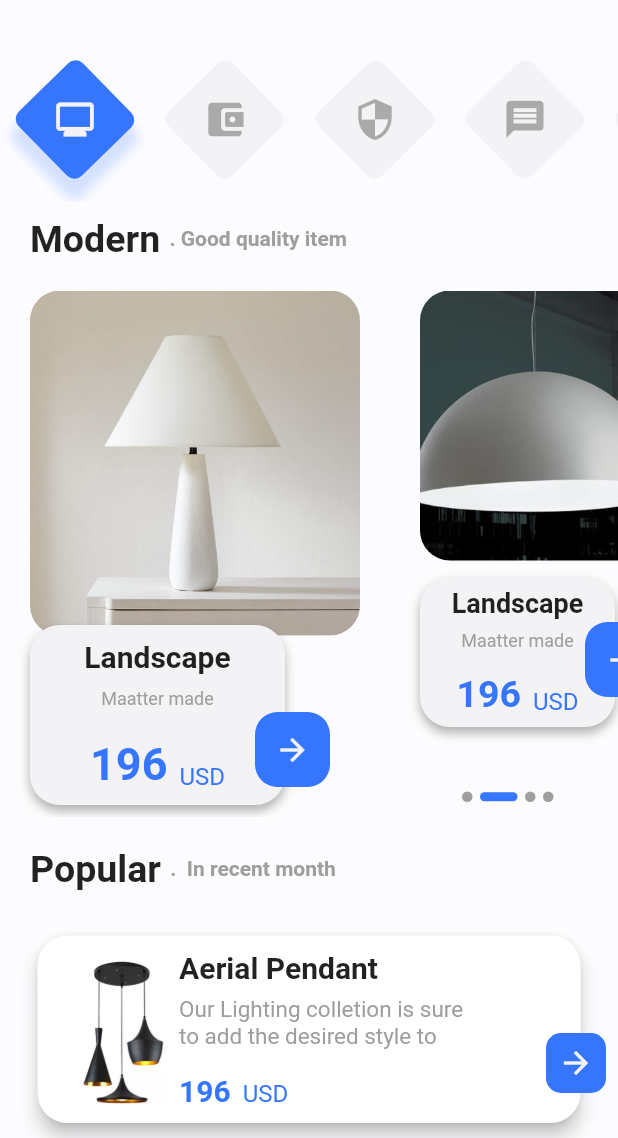
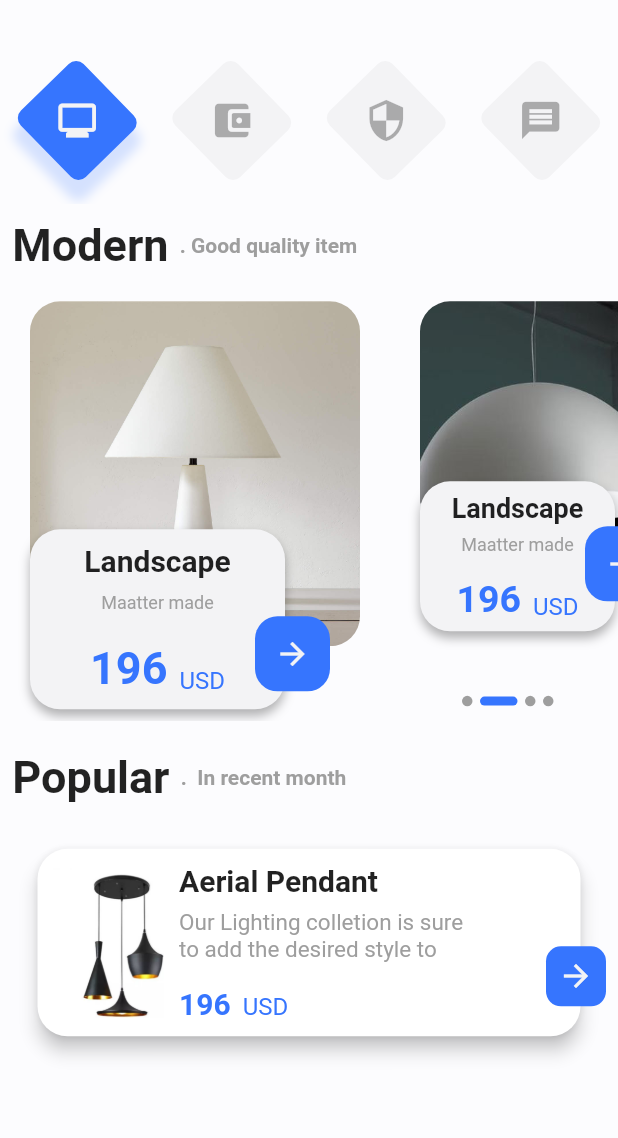
Before and after one commit to inamhusain/Furniture_ui, a Flutter app: the screen it shows after launch, on a phone screen of 412 x 824 dp, the part 98-1236 px from its top. Run offline on Flutter 3.47's test engine with Material 2 defaults, Android fonts, the phone set to English and light mode, and no system bars.

Commit message:
first commit

```diff
--- a/lib/common_widgets.dart
+++ b/lib/common_widgets.dart
@@ -5,7 +5,7 @@ import 'package:furniture_ui/utils.dart';
 import 'dart:math' as math;
 
 class CommonWidgets {
-  static MyAppBar() {
+  static MyAppBar({context, height, width}) {
     return Container(
       padding: EdgeInsets.symmetric(horizontal: 20),
       child: Row(
@@ -49,15 +49,16 @@ class CommonWidgets {
     );
   }
 
-  static headerCards() {
+  static headerCards({context, width, height}) {
     return SizedBox(
-      height: 110,
+      height: height * 0.135,
       child: ListView.builder(
         scrollDirection: Axis.horizontal,
         itemCount: Utils.iconList.length,
         itemBuilder: (BuildContext context, int index) {
           return Container(
-            margin: EdgeInsets.symmetric(horizontal: 20, vertical: 25),
+            margin: EdgeInsets.symmetric(
+                horizontal: width * 0.05, vertical: height * 0.032),
             child: Transform.rotate(
               angle: -math.pi / 1.34,
               child: Container(
@@ -77,7 +78,7 @@ class CommonWidgets {
                   borderRadius: BorderRadius.circular(7),
                 ),
                 // height: 100,
-                width: 60,
+                width: height * 0.075,
                 child: Transform.rotate(
                   angle: math.pi / 1.34,
                   child: Padding(
--- a/lib/home_screen.dart
+++ b/lib/home_screen.dart
@@ -9,34 +9,45 @@ class HomeScreen extends StatelessWidget {
 
   @override
   Widget build(BuildContext context) {
+    double height = MediaQuery.of(context).size.height;
+    double width = MediaQuery.of(context).size.width;
+
     return SafeArea(
       child: Scaffold(
         backgroundColor: AppColors.scaffoldBG,
-        body: Column(
+        body: SingleChildScrollView(
+          child: Column(
+            mainAxisAlignment: MainAxisAlignment.spaceBetween,
             children: [
-            CommonWidgets.MyAppBar(),
-            CommonWidgets.headerCards(),
+              CommonWidgets.MyAppBar(
+                  context: context, height: height, width: width),
+              CommonWidgets.headerCards(
+                  context: context, height: height, width: width),
               SizedBox(height: 10),
               title(
                   context: context,
                   titleText: 'Modern',
+                  width: width,
                   subtitleText: '. Good quality item'),
-            listOfCards(),
+              listOfCards(height: height, width: width),
               SizedBox(height: 20),
               title(
                   context: context,
                   titleText: "Popular",
+                  width: width,
                   subtitleText: ".  In recent month"),
               SizedBox(height: 20),
               endingCard(),
             ],
           ),
         ),
+      ),
     );
   }
 
-  Expanded listOfCards() {
-    return Expanded(
+  listOfCards({width, height}) {
+    return Container(
+      height: 300,
       child: Stack(
         children: [
           ScrollConfiguration(
@@ -264,12 +275,12 @@ class HomeScreen extends StatelessWidget {
 
   title({context, width, titleText, subtitleText}) {
     return Padding(
-      padding: EdgeInsets.symmetric(horizontal: 20),
+      padding: EdgeInsets.symmetric(horizontal: width * 0.02),
       child: Row(
         children: [
           Text(
             '$titleText ',
-            style: TextStyle(fontSize: 25, fontWeight: FontWeight.bold),
+            style: TextStyle(fontSize: 30, fontWeight: FontWeight.bold),
           ),
           Text(
             '$subtitleText',
--- a/lib/utils.dart
+++ b/lib/utils.dart
@@ -11,6 +11,12 @@ class AppColors {
 }
 
 class Utils {
+  static ratioSize(context, size) {
+    double height = MediaQuery.of(context).size.height;
+    double width = MediaQuery.of(context).size.width;
+
+    return (height / 10 * width / 10) / 1000 * size;
+  }
 
   static List iconList = [
     Icons.monitor,
```
Lines whose indentation alone changed are shown as unchanged.
